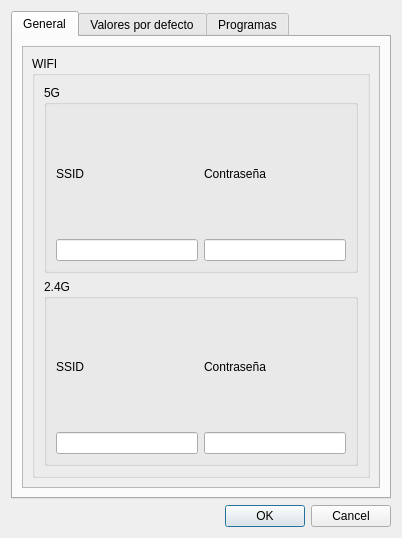
Old version of the form ui/config_dialog.ui in the repository gabod22/PatiaTest.
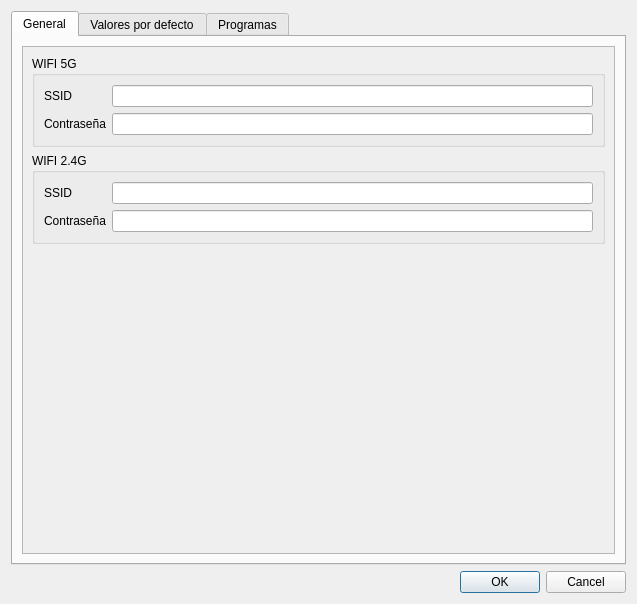
New version of the form. The open tabs and pages were chosen to show the change.

```diff
--- a/ui/config_dialog.ui
+++ b/ui/config_dialog.ui
@@ -6,8 +6,8 @@
    <rect>
     <x>0</x>
     <y>0</y>
-    <width>402</width>
-    <height>538</height>
+    <width>637</width>
+    <height>604</height>
    </rect>
   </property>
   <property name="windowTitle">
@@ -34,47 +34,37 @@
            <rect>
             <x>0</x>
             <y>0</y>
-            <width>358</width>
-            <height>441</height>
+            <width>593</width>
+            <height>507</height>
            </rect>
           </property>
-          <layout class="QVBoxLayout" name="verticalLayout_16">
-           <item>
-            <widget class="QGroupBox" name="groupBox">
-             <property name="title">
-              <string>WIFI</string>
-             </property>
-             <layout class="QVBoxLayout" name="verticalLayout_3">
+          <layout class="QVBoxLayout" name="verticalLayout_2">
               <item>
                <widget class="QGroupBox" name="groupBox_2">
                 <property name="title">
-                 <string>5G</string>
+              <string>WIFI 5G</string>
                 </property>
                 <layout class="QHBoxLayout" name="horizontalLayout">
                  <item>
-                  <layout class="QVBoxLayout" name="verticalLayout_6">
-                   <item>
+               <layout class="QFormLayout" name="formLayout_2">
+                <item row="0" column="0">
                     <widget class="QLabel" name="label_17">
                      <property name="text">
                       <string>SSID</string>
                      </property>
                     </widget>
                    </item>
-                   <item>
+                <item row="0" column="1">
                     <widget class="QLineEdit" name="TextSSID5G"/>
                    </item>
-                  </layout>
-                 </item>
-                 <item>
-                  <layout class="QVBoxLayout" name="verticalLayout_7">
-                   <item>
+                <item row="1" column="0">
                     <widget class="QLabel" name="label_6">
                      <property name="text">
                       <string>Contraseña</string>
                      </property>
                     </widget>
                    </item>
-                   <item>
+                <item row="1" column="1">
                     <widget class="QLineEdit" name="TextPass5G"/>
                    </item>
                   </layout>
@@ -85,33 +75,29 @@
               <item>
                <widget class="QGroupBox" name="groupBox_7">
                 <property name="title">
-                 <string>2.4G</string>
+              <string>WIFI 2.4G</string>
                 </property>
                 <layout class="QHBoxLayout" name="horizontalLayout_3">
                  <item>
-                  <layout class="QVBoxLayout" name="verticalLayout_8">
-                   <item>
+               <layout class="QFormLayout" name="formLayout_3">
+                <item row="0" column="0">
                     <widget class="QLabel" name="label_5">
                      <property name="text">
                       <string>SSID</string>
                      </property>
                     </widget>
                    </item>
-                   <item>
+                <item row="0" column="1">
                     <widget class="QLineEdit" name="TextSSID"/>
                    </item>
-                  </layout>
-                 </item>
-                 <item>
-                  <layout class="QVBoxLayout" name="verticalLayout_9">
-                   <item>
+                <item row="1" column="0">
                     <widget class="QLabel" name="label_4">
                      <property name="text">
                       <string>Contraseña</string>
                      </property>
                     </widget>
                    </item>
-                   <item>
+                <item row="1" column="1">
                     <widget class="QLineEdit" name="TextPass"/>
                    </item>
                   </layout>
@@ -119,8 +105,18 @@
                 </layout>
                </widget>
               </item>
-             </layout>
-            </widget>
+           <item>
+            <spacer name="verticalSpacer">
+             <property name="orientation">
+              <enum>Qt::Vertical</enum>
+             </property>
+             <property name="sizeHint" stdset="0">
+              <size>
+               <width>20</width>
+               <height>40</height>
+              </size>
+             </property>
+            </spacer>
            </item>
           </layout>
          </widget>
```
Left out of the diff: 4 changed lines with no effect on the pictures. Lines whose indentation alone changed are shown as unchanged.
